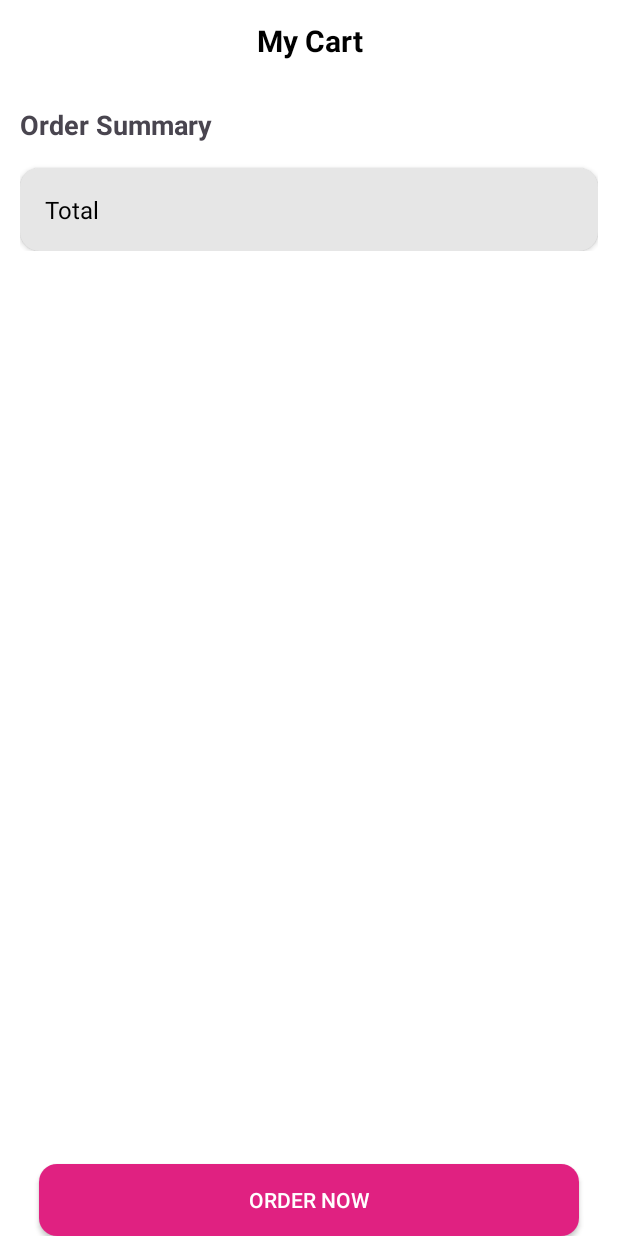
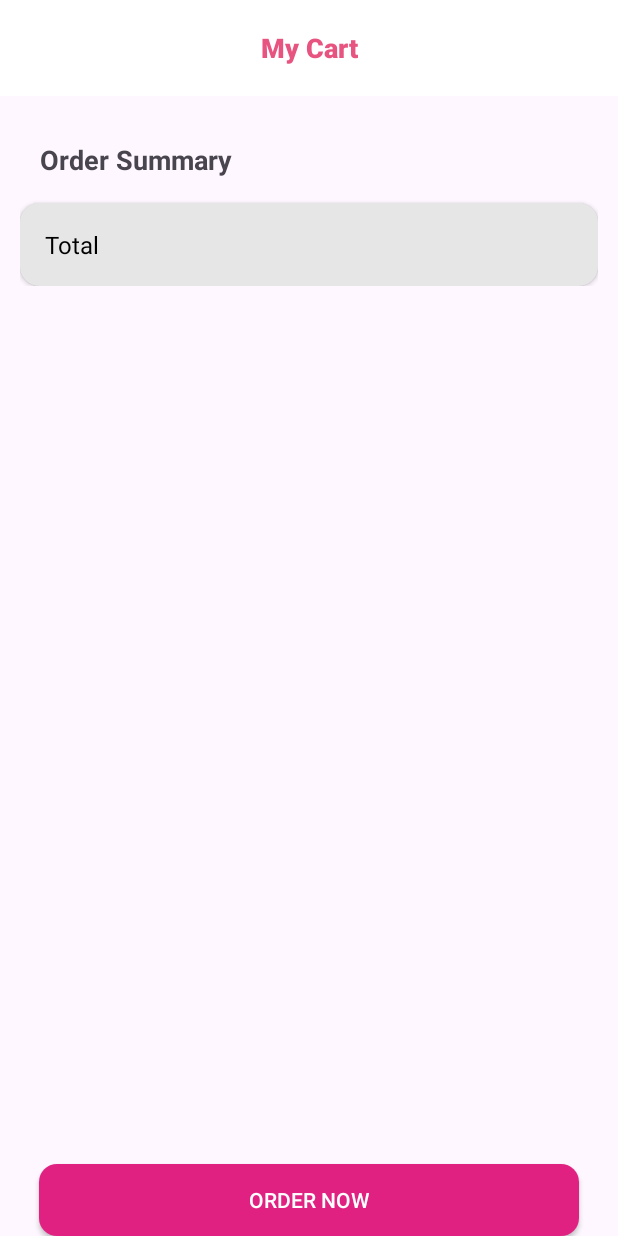
Before and after one commit to Abrahamiaan/MarketPlace, an Android app: the layout fragment_cart.xml on its own in the app's theme, with its tools: preview values and no code run, on a phone screen of 412 x 824 dp. Run offline under Robolectric (Android 15) with nearby library versions, the light colour scheme and no system bars.

Commit message:
UI Fixed

```diff
--- a/app/src/main/res/layout/cart_item.xml
+++ b/app/src/main/res/layout/cart_item.xml
@@ -8,7 +8,6 @@
     app:cardElevation="@dimen/_3sdp"
     app:cardCornerRadius="@dimen/_10sdp"
     android:layout_marginVertical="@dimen/_4sdp"
-    android:layout_marginHorizontal="@dimen/_8sdp"
     app:strokeColor="@color/white">
 
     <androidx.constraintlayout.widget.ConstraintLayout
--- a/app/src/main/res/layout/fragment_cart.xml
+++ b/app/src/main/res/layout/fragment_cart.xml
@@ -4,36 +4,65 @@
     xmlns:tools="http://schemas.android.com/tools"
     android:layout_width="match_parent"
     android:layout_height="match_parent"
-    tools:context=".Fragment.CartFragment"
-    android:background="@color/white">
+    tools:context=".Fragment.CartFragment">
 
     <ProgressBar
         android:id="@+id/progressView"
         android:layout_width="wrap_content"
         android:layout_height="wrap_content"
+        android:visibility="gone"
         app:layout_constraintBottom_toBottomOf="parent"
         app:layout_constraintEnd_toEndOf="parent"
         app:layout_constraintStart_toStartOf="parent"
-        app:layout_constraintTop_toTopOf="parent"
-        android:visibility="gone"/>
+        app:layout_constraintTop_toTopOf="parent" />
 
     <TextView
         android:id="@+id/cartIsEmptyTxt"
         android:layout_width="wrap_content"
         android:layout_height="wrap_content"
         android:text="@string/your_cart_is_empty"
+        android:textSize="25sp"
+        android:visibility="gone"
         app:layout_constraintBottom_toBottomOf="parent"
         app:layout_constraintEnd_toEndOf="parent"
         app:layout_constraintStart_toStartOf="parent"
-        app:layout_constraintTop_toTopOf="parent"
-        android:textSize="25sp"
-        android:visibility="gone"/>
+        app:layout_constraintTop_toTopOf="parent" />
+
+    <LinearLayout
+        android:layout_width="match_parent"
+        android:layout_height="wrap_content"
+        android:orientation="vertical"
+        app:layout_constraintEnd_toEndOf="parent"
+        app:layout_constraintStart_toStartOf="parent"
+        app:layout_constraintTop_toTopOf="parent">
+
+        <LinearLayout
+            android:id="@+id/linearLayoutParent"
+            android:layout_width="match_parent"
+            android:layout_height="?actionBarSize"
+            android:background="@color/white"
+            android:orientation="horizontal"
+            app:layout_constraintEnd_toEndOf="parent"
+            app:layout_constraintStart_toStartOf="parent"
+            app:layout_constraintTop_toTopOf="parent">
+
+            <TextView
+                android:layout_width="0dp"
+                android:layout_height="match_parent"
+                android:layout_weight="1"
+                android:gravity="center"
+                android:text="@string/my_cart"
+                android:textAppearance="@style/TextAppearance.AppCompat.Subhead"
+                android:textColor="@color/pink"
+                android:textSize="18sp"
+                android:textStyle="bold"
+                app:fontFamily="sans-serif-medium" />
+        </LinearLayout>
 
         <androidx.core.widget.NestedScrollView
             android:id="@+id/nestedScrollView"
             android:layout_width="match_parent"
-        android:layout_height="match_parent"
-        android:layout_marginBottom="@dimen/_45sdp">
+            android:layout_height="match_parent">
 
             <LinearLayout
                 android:layout_width="match_parent"
@@ -41,35 +70,17 @@
                 android:orientation="vertical"
                 android:padding="@dimen/_10sdp">
 
-            <LinearLayout
-                android:layout_width="match_parent"
-                android:layout_height="match_parent"
-                android:orientation="horizontal">
-
-                <TextView
-                    android:id="@+id/textView8"
-                    android:layout_width="0dp"
-                    android:layout_height="wrap_content"
-                    android:layout_gravity="center"
-                    android:layout_weight="1"
-                    android:text="@string/my_cart"
-                    android:textAlignment="center"
-                    android:textColor="@color/black"
-                    android:textSize="20sp"
-                    android:textStyle="bold" />
-            </LinearLayout>
-
                 <androidx.recyclerview.widget.RecyclerView
                     android:id="@+id/cartRecycler"
                     android:layout_width="match_parent"
                     android:layout_height="match_parent"
-                android:layout_marginTop="@dimen/_10sdp"
                     android:clipToPadding="true" />
 
                 <TextView
                     android:layout_width="match_parent"
                     android:layout_height="wrap_content"
                     android:layout_marginVertical="@dimen/_13sdp"
+                    android:paddingHorizontal="@dimen/_10sdp"
                     android:text="@string/order_summary"
                     android:textSize="18sp"
                     android:textStyle="bold" />
@@ -123,17 +134,20 @@
                 </androidx.cardview.widget.CardView>
             </LinearLayout>
         </androidx.core.widget.NestedScrollView>
+    </LinearLayout>
+
+
 
     <androidx.appcompat.widget.AppCompatButton
         android:id="@+id/orderBtn"
         android:layout_width="match_parent"
         android:layout_height="wrap_content"
-        android:text="@string/order_now"
         android:layout_marginHorizontal="@dimen/_20sdp"
         android:background="@drawable/btn_background"
+        android:text="@string/order_now"
         android:textColor="@color/white"
         app:layout_constraintBottom_toBottomOf="parent"
-        app:layout_constraintStart_toStartOf="parent"
-        app:layout_constraintEnd_toEndOf="parent"/>
+        app:layout_constraintEnd_toEndOf="parent"
+        app:layout_constraintStart_toStartOf="parent" />
 
 </androidx.constraintlayout.widget.ConstraintLayout>
--- a/app/src/main/res/layout/fragment_favorite.xml
+++ b/app/src/main/res/layout/fragment_favorite.xml
@@ -9,7 +9,7 @@
     <LinearLayout
         android:id="@+id/linearLayoutParent"
         android:layout_width="match_parent"
-        android:layout_height="56dp"
+        android:layout_height="?actionBarSize"
         android:background="@color/white"
         android:orientation="horizontal"
         app:layout_constraintEnd_toEndOf="parent"
@@ -52,5 +52,4 @@
                 app:layout_constraintStart_toStartOf="parent"/>
         </LinearLayout>
     </ScrollView>
-
 </androidx.constraintlayout.widget.ConstraintLayout>
```
Lines whose indentation alone changed are shown as unchanged.
